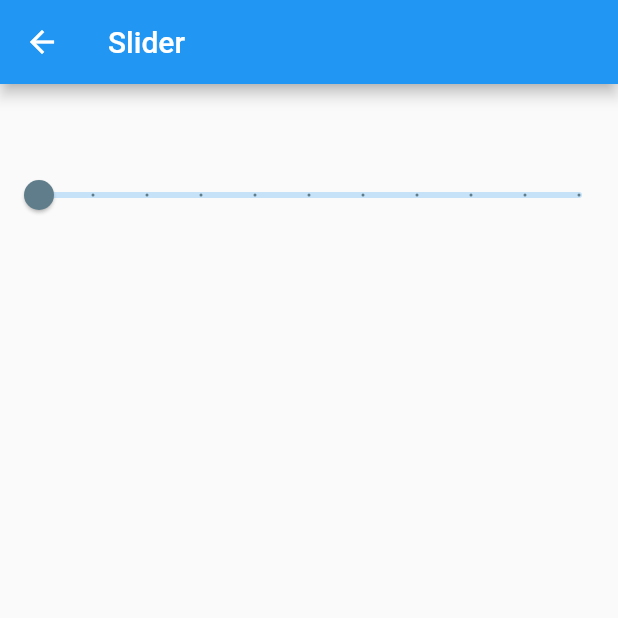
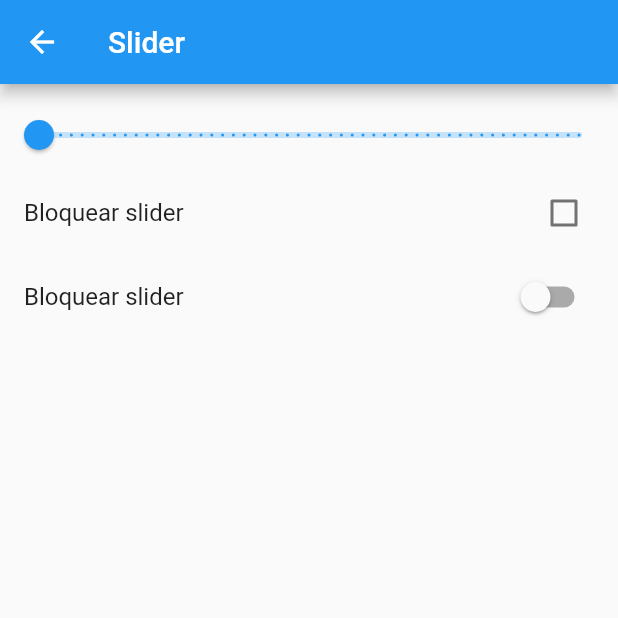
Before and after one commit to pacopro3/componentes, a Flutter app: the SliderPage screen opened by its route, on a phone screen of 412 x 824 dp, the top half of it. Run offline on Flutter 3.47's test engine with Material 2 defaults, Android fonts, the phone set to English and light mode, and no system bars; network calls fail.

```diff
--- a/lib/src/pages/sliders_page.dart
+++ b/lib/src/pages/sliders_page.dart
@@ -7,6 +7,7 @@ class SliderPage extends StatefulWidget {
 
 class _SliderPageState extends State<SliderPage> {
   double _valueSlider = 1.0;
+  bool _bloquearcheck = false;
   @override
   Widget build(BuildContext context) {
     return Scaffold(
@@ -14,10 +15,12 @@ class _SliderPageState extends State<SliderPage> {
         title: Text('Slider'),
       ),
       body: Container(
-        padding: EdgeInsets.only(top: 50.0),
+        padding: EdgeInsets.only(top: 10.0),
         child: Column(
           children: [
             _crearSlider(),
+            _crearCheckbox(),
+            _crearSwitch(),
             Expanded(
               child: _crearImagen(),
             ),
@@ -29,15 +32,41 @@ class _SliderPageState extends State<SliderPage> {
 
   Widget _crearSlider() {
     return Slider(
-      activeColor: Colors.blueGrey,
+      activeColor: Colors.blue,
       label: 'Tamaño Imagen',
-      divisions: 10,
+      divisions: 50,
       value: _valueSlider,
       min: 0,
       max: 500,
+      onChanged: (_bloquearcheck)
+          ? null
+          : (value) {
+              setState(() {
+                _valueSlider = value;
+              });
+            },
+    );
+  }
+
+  Widget _crearCheckbox() {
+    return CheckboxListTile(
+      title: Text('Bloquear slider'),
+      value: _bloquearcheck,
       onChanged: (value) {
         setState(() {
-          _valueSlider = value;
+          _bloquearcheck = value;
+        });
+      },
+    );
+  }
+
+  Widget _crearSwitch() {
+    return SwitchListTile(
+      title: Text('Bloquear slider'),
+      value: _bloquearcheck,
+      onChanged: (value) {
+        setState(() {
+          _bloquearcheck = value;
         });
       },
     );
--- a/lib/src/routes/routes.dart
+++ b/lib/src/routes/routes.dart
@@ -4,6 +4,7 @@ import 'package:componentes/src/pages/avatar_page.dart';
 import 'package:componentes/src/pages/card_page.dart';
 import 'package:componentes/src/pages/home_page.dart';
 import 'package:componentes/src/pages/input_page.dart';
+import 'package:componentes/src/pages/listview_page.dart';
 import 'package:componentes/src/pages/sliders_page.dart';
 import 'package:flutter/material.dart';
 
@@ -15,7 +16,7 @@ Map<String, WidgetBuilder> getAplicationRoutes() {
     'card': (BuildContext context) => CardPage(),
     'animated': (BuildContext context) => AnimatedContainerPage(),
     'inputs': (BuildContext context) => InputPage(),
-    'list': (BuildContext context) => SliderPage(),
+    'list': (BuildContext context) => ListaPage(),
     'slider': (BuildContext context) => SliderPage(),
   };
 }
```
Also changed, not shown: data/menu_opts.json (+5 -5 lines), lib/src/pages/listview_page.dart (added, +123 -0 lines).
